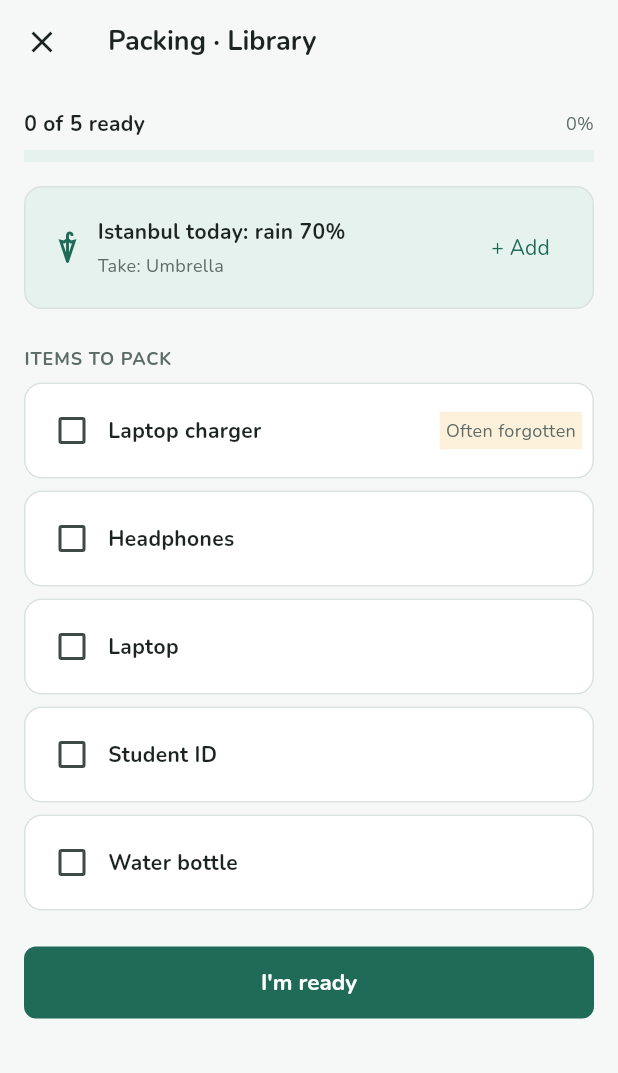
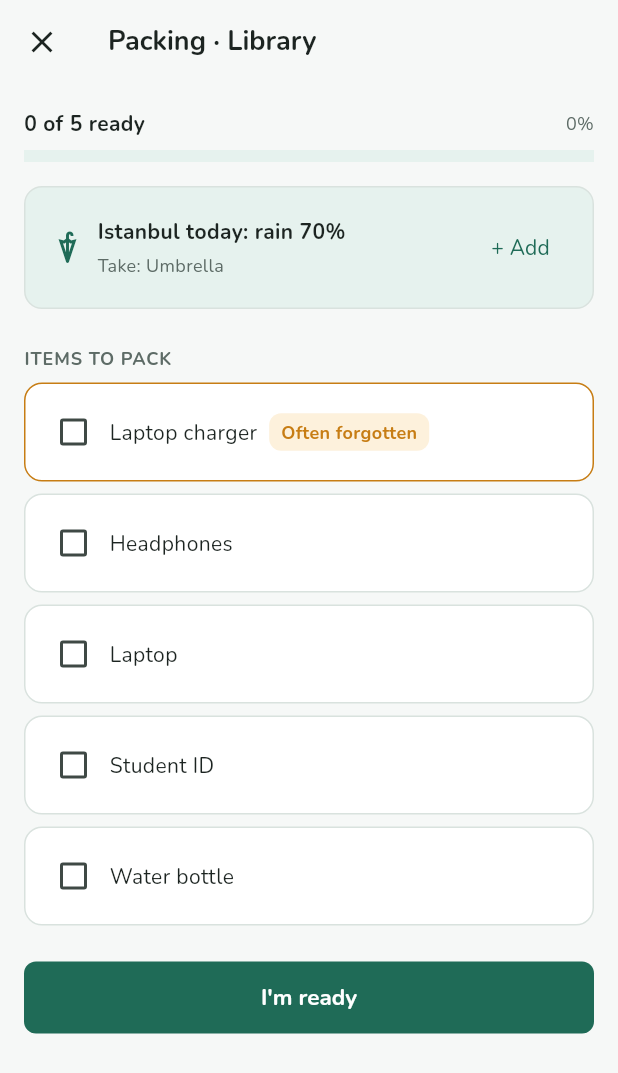
Before and after one commit to ayberkarpaci/BeforeGo, a Flutter app: the PackingScreen screen opened by its route, on a phone screen of 412 x 824 dp. Shown: the top 1073 px of the screen. Run offline on Flutter 3.47's test engine with Material 3 defaults, Android fonts, the phone set to English and light mode, and no system bars.

Commit message:
Use the shared ItemTile in Packing Mode and Forgot Report

```diff
--- a/lib/screens/packing_screen.dart
+++ b/lib/screens/packing_screen.dart
@@ -7,6 +7,7 @@ import '../routes.dart';
 import '../utils/app_colors.dart';
 import '../utils/app_spacing.dart';
 import '../utils/app_text_styles.dart';
+import '../widgets/item_tile.dart';
 import '../widgets/primary_button.dart';
 import '../widgets/weather_banner.dart';
 
@@ -151,40 +152,11 @@ class _PackingScreenState extends State<PackingScreen> {
             )
           else
             for (final ChecklistItem item in items)
-              Padding(
-                padding: const EdgeInsets.only(bottom: AppSpacing.sm),
-                child: Card(
-                  child: Padding(
-                    padding: const EdgeInsets.all(AppSpacing.sm),
-                    child: Row(
-                      children: [
-                        Checkbox(
-                          value: checkedIds.contains(item.id),
-                          activeColor: AppColors.primary,
-                          onChanged: (bool? value) => updateItem(item.id),
-                        ),
-                        Expanded(
-                          child: Text(
-                            item.name,
-                            style: AppTextStyles.bodyBold,
-                          ),
-                        ),
-                          if (item.isOftenForgotten)
-                          Padding(
-                            padding: const EdgeInsets.only(left: AppSpacing.sm),
-                            child: Container(
-                              padding: const EdgeInsets.all(AppSpacing.xs),
-                              color: AppColors.warningLight,
-                              child: Text(
-                                'Often forgotten',
-                                style: AppTextStyles.caption,
-                              ),
-                            ),
-                          ),
-                      ],
-                    ),
-                  ),
-                ),
+              ItemTile(
+                item: item,
+                showScore: false,
+                checked: checkedIds.contains(item.id),
+                onChanged: (bool? value) => updateItem(item.id),
               ),
           const SizedBox(height: AppSpacing.md),
           PrimaryButton(label: "I'm ready", onPressed: finishPacking),
```
Also changed, not shown: lib/screens/forgot_report_screen.dart (+5 -28 lines).
